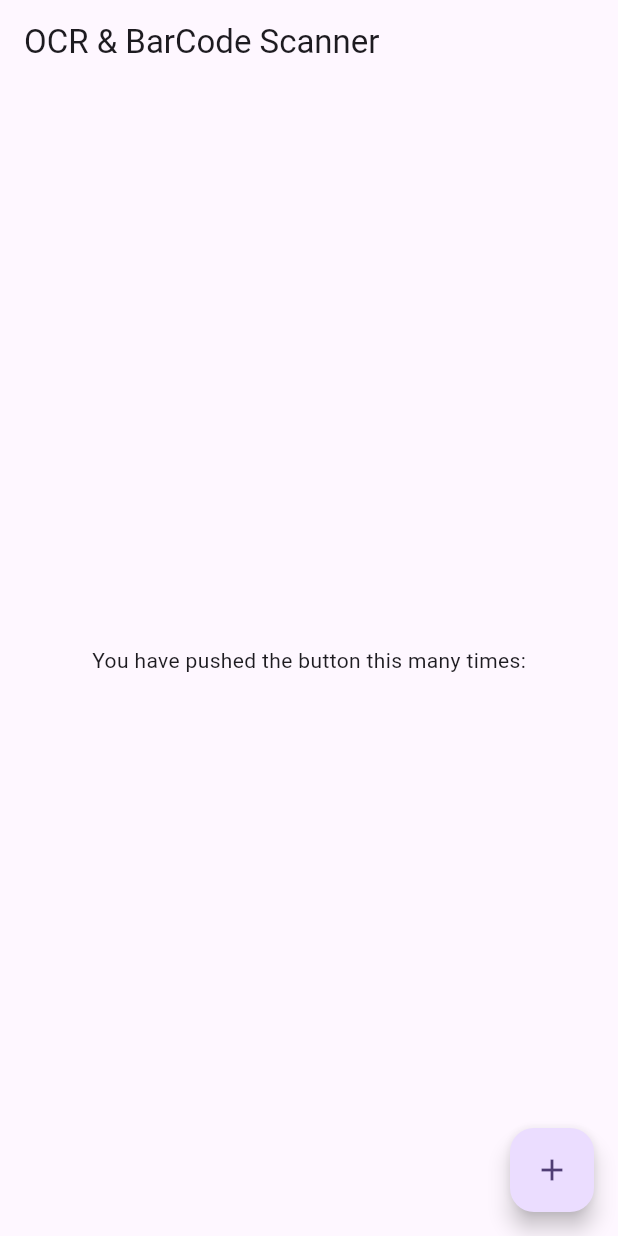
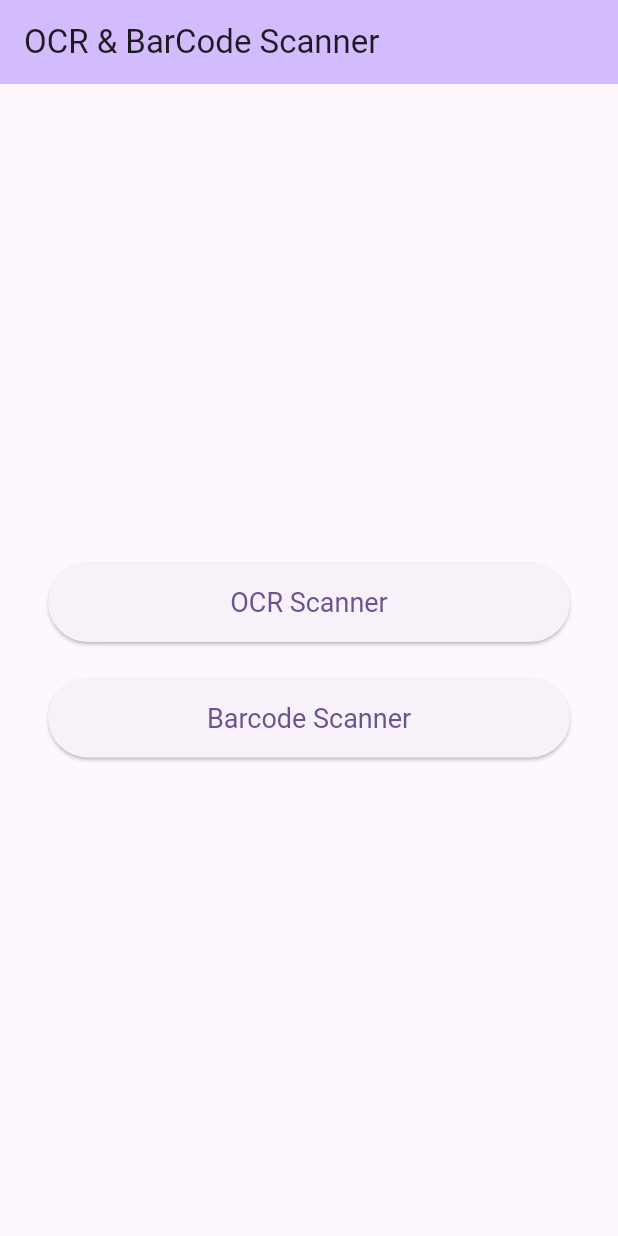
Before and after one commit to rasingollam/OCR-and-BarCode-Scanner-Using-Flutter, a Flutter app: the screen it shows after launch, on a phone screen of 412 x 824 dp. Run offline on Flutter 3.47's test engine with Material 3 defaults, Android fonts, the phone set to English and light mode, and no system bars.

Commit message:
Add OCR and Barcode scanner screens with navigation

```diff
--- a/ocr_and_barcode_scanner/lib/main.dart
+++ b/ocr_and_barcode_scanner/lib/main.dart
@@ -1,4 +1,6 @@
 import 'package:flutter/material.dart';
+import 'package:ocr_and_barcode_scanner/screens/barcode_scanner_screen.dart';
+import 'package:ocr_and_barcode_scanner/screens/ocr_scanner_screen.dart';
 
 void main() {
   runApp(const MyApp());
@@ -59,23 +61,46 @@ class _MyHomePageState extends State<MyHomePage> {
   Widget build(BuildContext context) {
     return Scaffold(
       appBar: AppBar(
+        backgroundColor: Theme.of(context).colorScheme.inversePrimary,
         title: Text(widget.title),
       ),
       body: Center(
+        child: Padding(
+          padding: const EdgeInsets.all(32.0),
           child: Column(
             mainAxisAlignment: MainAxisAlignment.center,
+            crossAxisAlignment: CrossAxisAlignment.stretch,
             children: <Widget>[
-            const Text(
-              'You have pushed the button this many times:',
+              ElevatedButton(
+                style: ElevatedButton.styleFrom(
+                  padding: const EdgeInsets.symmetric(vertical: 16.0),
+                  textStyle: const TextStyle(fontSize: 18),
                 ),
-            // ...existing code...
+                onPressed: () {
+                  Navigator.push(
+                    context,
+                    MaterialPageRoute(builder: (context) => const OcrScannerScreen()),
+                  );
+                },
+                child: const Text('OCR Scanner'),
+              ),
+              const SizedBox(height: 24), // Increased spacing
+              ElevatedButton(
+                style: ElevatedButton.styleFrom(
+                  padding: const EdgeInsets.symmetric(vertical: 16.0),
+                  textStyle: const TextStyle(fontSize: 18),
+                ),
+                onPressed: () {
+                  Navigator.push(
+                    context,
+                    MaterialPageRoute(builder: (context) => const BarcodeScannerScreen()),
+                  );
+                },
+                child: const Text('Barcode Scanner'),
+              ),
             ],
           ),
         ),
-      floatingActionButton: FloatingActionButton(
-        onPressed: () {},
-        tooltip: 'Increment',
-        child: const Icon(Icons.add),
       ),
     );
   }
```
Also changed, not shown: ocr_and_barcode_scanner/lib/screens/barcode_scanner_screen.dart (added, +17 -0 lines), ocr_and_barcode_scanner/lib/screens/ocr_scanner_screen.dart (added, +17 -0 lines). Lines whose indentation alone changed are shown as unchanged.
